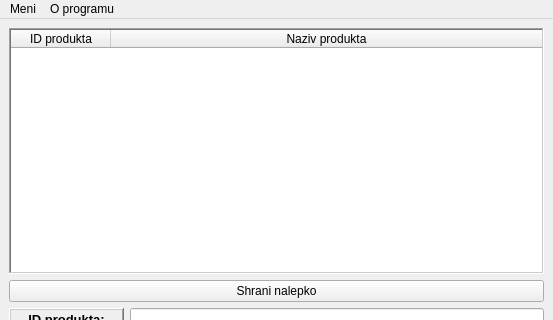
First picture: the form in mainwindow.ui, repository nejcSedo/PrintNalepk, before the edit; both pictures show x 0 to 553 and y 0 to 320 of the 553 by 502 pixel window.
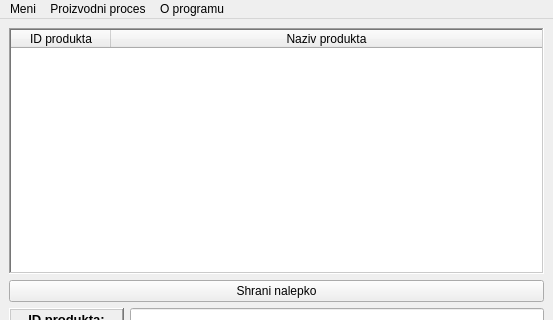
Second picture: the form after the edit. Icons and pictures are not drawn.

The edit to the form file:
```diff
--- a/mainwindow.ui
+++ b/mainwindow.ui
@@ -305,7 +305,7 @@
      <x>0</x>
      <y>0</y>
      <width>553</width>
-     <height>20</height>
+     <height>21</height>
     </rect>
    </property>
    <widget class="QMenu" name="menuMeni">
@@ -324,7 +324,15 @@
     </property>
     <addaction name="actionO_programu"/>
    </widget>
+   <widget class="QMenu" name="menuProizvodni_proces">
+    <property name="title">
+     <string>Proizvodni proces</string>
+    </property>
+    <addaction name="actionProizvodni_proces"/>
+    <addaction name="actionDodaj_produkt"/>
+   </widget>
    <addaction name="menuMeni"/>
+   <addaction name="menuProizvodni_proces"/>
    <addaction name="menuO_progrramu"/>
   </widget>
   <widget class="QStatusBar" name="statusbar"/>
```
Left out of the diff: 14 changed lines with no effect on the pictures.
